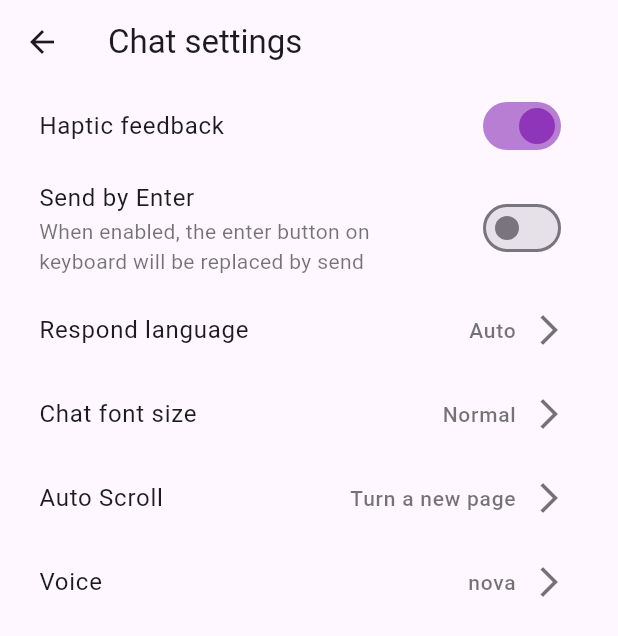
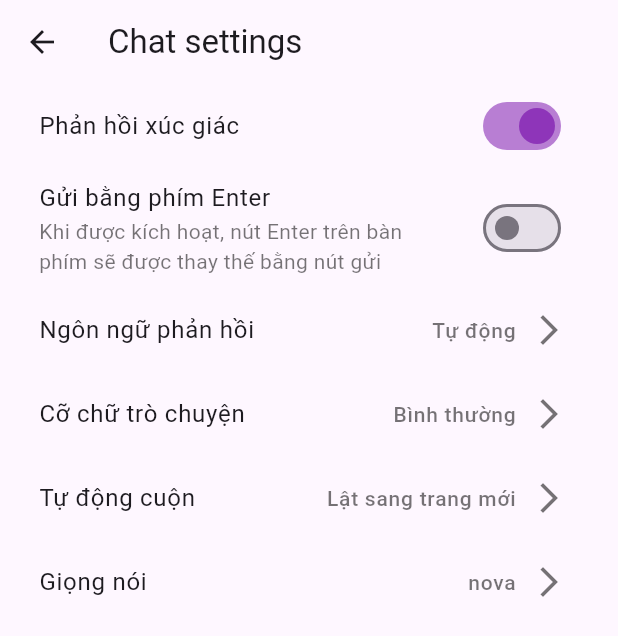
Before and after one commit to chaukietck25/Knowledge-based-BOT, a Flutter app: the ChatSettingsScreen screen opened directly, on a phone screen of 412 x 824 dp. Shown: the top 636 px of the screen. Run offline on Flutter 3.47's test engine with Material 3 defaults, Android fonts, the phone set to English and light mode, and no system bars; our stand-ins replace flutter_svg, rive.

Commit message:
routing for chat setting

```diff
--- a/knowledge_based_bot/lib/Views/chat_settings.dart
+++ b/knowledge_based_bot/lib/Views/chat_settings.dart
@@ -21,7 +21,9 @@ class _ChatSettingsScreenState extends State<ChatSettingsScreen> {
         elevation: 0,
         leading: IconButton(
           icon: const Icon(Icons.arrow_back),
-          onPressed: () {},
+          onPressed: () {
+            Navigator.pop(context);
+          },
         ),
         title: const Text('Chat settings'),
       ),
@@ -30,7 +32,8 @@ class _ChatSettingsScreenState extends State<ChatSettingsScreen> {
         child: ListView(
           children: [
             SwitchListTile(
-              title: const Text('Haptic feedback'),
+              // title: const Text('Haptic feedback'),
+              title: const Text('Phản hồi xúc giác'),
               value: hapticFeedback,
               onChanged: (bool value) {
                 setState(() {
@@ -42,9 +45,11 @@ class _ChatSettingsScreenState extends State<ChatSettingsScreen> {
 
             // Send by Enter Toggle
             SwitchListTile(
-              title: const Text('Send by Enter'),
+              // title: const Text('Send by Enter'),
+              title: const Text('Gửi bằng phím Enter'),
               subtitle: const Text(
-                'When enabled, the enter button on keyboard will be replaced by send',
+                // 'When enabled, the enter button on keyboard will be replaced by send',
+                'Khi được kích hoạt, nút Enter trên bàn phím sẽ được thay thế bằng nút gửi',
                 style: TextStyle(color: Colors.black54),
               ),
               value: sendByEnter,
@@ -58,11 +63,13 @@ class _ChatSettingsScreenState extends State<ChatSettingsScreen> {
 
             // Respond Language Option
             ListTile(
-              title: const Text('Respond language'),
+              // title: const Text('Respond language'),
+              title: const Text('Ngôn ngữ phản hồi'),
               trailing: const Row(
                 mainAxisSize: MainAxisSize.min,
                 children: [
-                  Text('Auto', style: TextStyle(color: Colors.black54, fontSize: 14),),
+                  // Text('Auto', style: TextStyle(color: Colors.black54, fontSize: 14),),
+                  Text('Tự động', style: TextStyle(color: Colors.black54, fontSize: 14),),
                   SizedBox(width: 10),
                   Icon(Icons.arrow_forward_ios, color: Colors.black54),
                 ],
@@ -74,11 +81,13 @@ class _ChatSettingsScreenState extends State<ChatSettingsScreen> {
 
             // Chat Font Size Option
             ListTile(
-              title: const Text('Chat font size'),
+              // title: const Text('Chat font size'),
+              title: const Text('Cỡ chữ trò chuyện'),
               trailing: const Row(
                 mainAxisSize: MainAxisSize.min,
                 children: [
-                  Text('Normal', style: TextStyle(color: Colors.black54, fontSize: 14),),
+                  // Text('Normal', style: TextStyle(color: Colors.black54, fontSize: 14),),
+                  Text('Bình thường', style: TextStyle(color: Colors.black54, fontSize: 14),),
                   SizedBox(width: 10),
                   Icon(Icons.arrow_forward_ios, color: Colors.black54),
                 ],
@@ -90,11 +99,13 @@ class _ChatSettingsScreenState extends State<ChatSettingsScreen> {
 
             // Auto Scroll Option
             ListTile(
-              title: const Text('Auto Scroll'),
+              // title: const Text('Auto Scroll'),
+              title: const Text('Tự động cuộn'),
               trailing: const Row(
                 mainAxisSize: MainAxisSize.min,
                 children: [
-                  Text('Turn a new page', style: TextStyle(color: Colors.black54, fontSize: 14),),
+                  // Text('Turn a new page', style: TextStyle(color: Colors.black54, fontSize: 14),),
+                  Text('Lật sang trang mới', style: TextStyle(color: Colors.black54, fontSize: 14),),
                   SizedBox(width: 10),
                   Icon(Icons.arrow_forward_ios, color: Colors.black54),
                 ],
@@ -106,7 +117,8 @@ class _ChatSettingsScreenState extends State<ChatSettingsScreen> {
 
             // Voice Option
             ListTile(
-              title: const Text('Voice'),
+              // title: const Text('Voice'),
+              title: const Text('Giọng nói'),
               trailing: const Row(
                 mainAxisSize: MainAxisSize.min,
                 children: [
--- a/knowledge_based_bot/lib/main.dart
+++ b/knowledge_based_bot/lib/main.dart
@@ -1,4 +1,5 @@
 import 'package:flutter/material.dart';
+import 'package:knowledge_based_bot/Views/update_account/subcription_screen.dart';
 
 import 'package:knowledge_based_bot/views/auth/onboarding_screen.dart';
 import 'package:knowledge_based_bot/views/setting/Setting_Screen.dart';
@@ -23,7 +24,7 @@ class MyApp extends StatelessWidget {
         // colorScheme: ColorScheme.fromSeed(seedColor: Colors.deepPurple),
         useMaterial3: true,
       ),
-      home: HomePage(),
+      home: EmailReplyScreen(),
     );
   }
 }
--- a/knowledge_based_bot/lib/views/setting/Setting_Screen.dart
+++ b/knowledge_based_bot/lib/views/setting/Setting_Screen.dart
@@ -1,5 +1,6 @@
 // ignore: file_names
 import 'package:flutter/material.dart';
+import 'package:knowledge_based_bot/Views/chat_settings.dart';
 import 'package:knowledge_based_bot/views/profile_screen/profile_screen.dart';
 import 'package:knowledge_based_bot/views/about/about_screen.dart';
 import 'package:knowledge_based_bot/views/update_account/subcription_screen.dart';
@@ -115,6 +116,7 @@ class _SettingScreenState extends State<SettingScreen> {
                 trailing: Icon(Icons.arrow_forward_ios, color: Colors.grey),
                 onTap: () {
                   // Handle chat settings tap
+                  Navigator.push(context, MaterialPageRoute(builder: (context) => ChatSettingsScreen()));
                 },
               ),
               ListTile(
```
Also changed, not shown: 9 other files.
